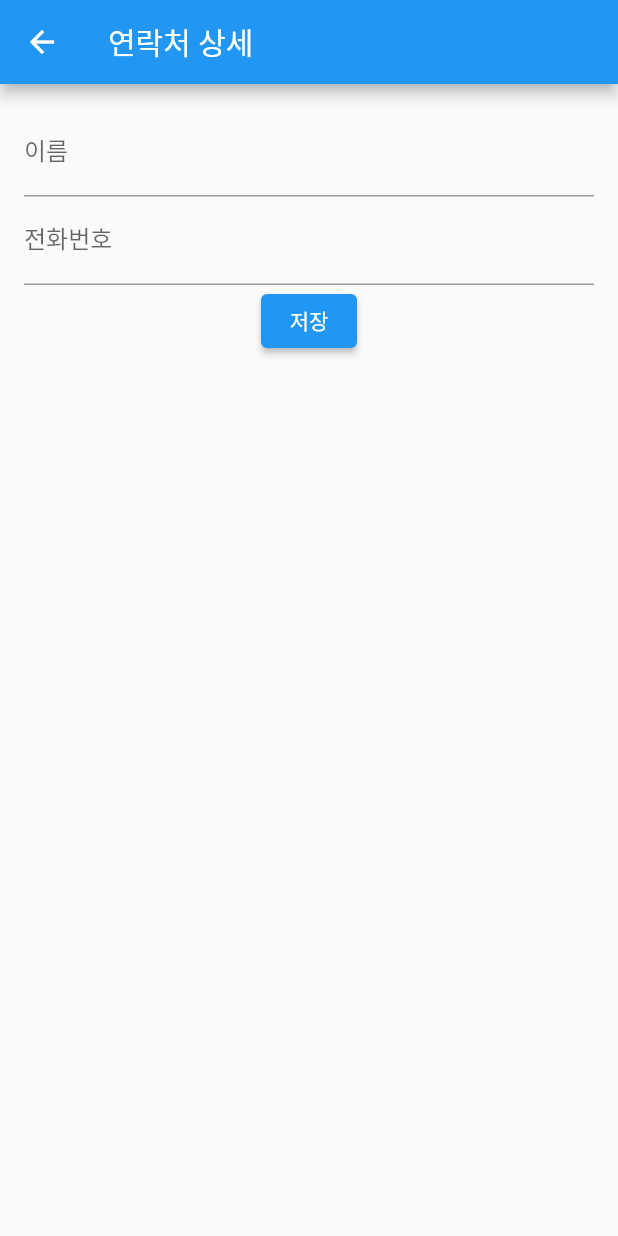
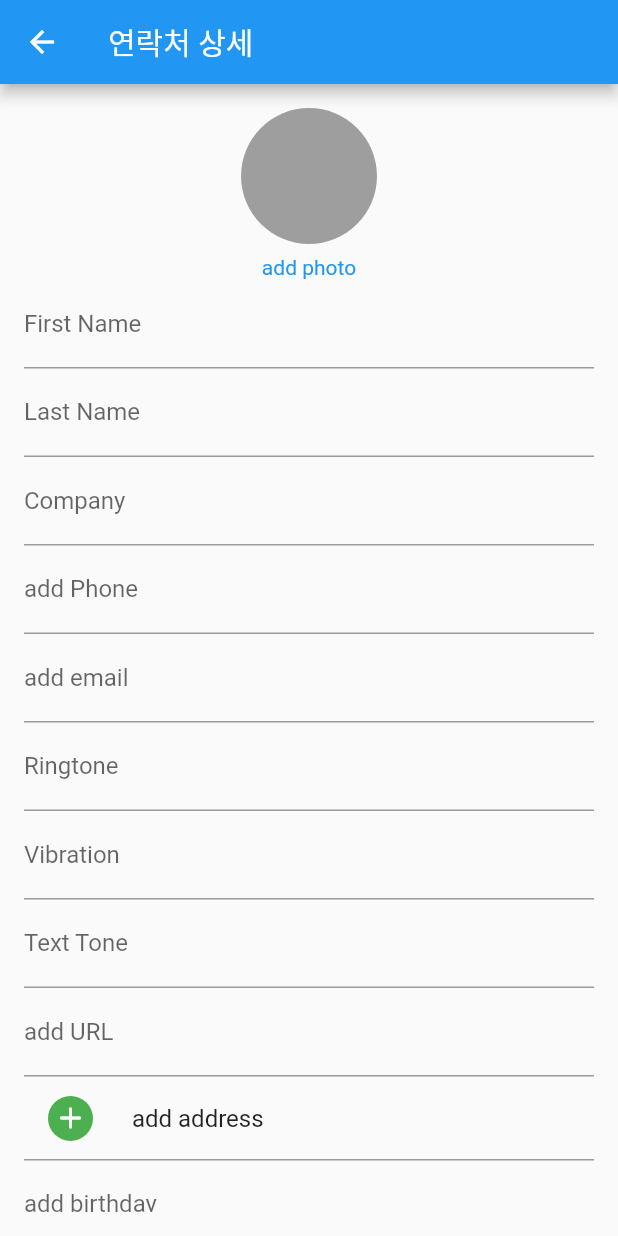
Before and after one commit to jinovative/Contacts, a Flutter app: the ContactDetailScreen screen opened directly, on a phone screen of 412 x 824 dp. Run offline on Flutter 3.47's test engine with Material 2 defaults, Android fonts, the phone set to English and light mode, and no system bars.

```diff
--- a/lib/screens/contact_detail_screen.dart
+++ b/lib/screens/contact_detail_screen.dart
@@ -1,6 +1,7 @@
 import 'package:flutter/material.dart';
 import 'package:provider/provider.dart';
 import 'package:contact/providers/contacts_provider.dart';
+
 
 class ContactDetailScreen extends StatefulWidget {
   final int? index;
@@ -14,7 +15,16 @@ class ContactDetailScreen extends StatefulWidget {
 
 class _ContactDetailScreenState extends State<ContactDetailScreen> {
   final TextEditingController nameController = TextEditingController();
-  final TextEditingController phoneController = TextEditingController(); // 전화번호 컨트롤러 추가
+  final TextEditingController phoneController = TextEditingController();
+  String? profileImage; // 프로필 이미지 URL
+  bool showAddressField = false; // 주소 필드 표시 여부
+
+  // 주소 필드 표시 함수
+  void _toggleAddressField() {
+    setState(() {
+      showAddressField = !showAddressField;
+    });
+  }
 
   @override
   void initState() {
@@ -26,30 +36,153 @@ class _ContactDetailScreenState extends State<ContactDetailScreen> {
     }
   }
 
+  void _updateProfileImage(String imageUrl) {
+    setState(() {
+      profileImage = imageUrl;
+    });
+  }
+
   @override
   Widget build(BuildContext context) {
     return Scaffold(
       appBar: AppBar(title: Text('연락처 상세')),
       body: Padding(
         padding: const EdgeInsets.all(16.0),
-        child: Column(
+        child: ListView(
           children: [
+            Center(
+              child: Column(
+                mainAxisAlignment: MainAxisAlignment.center,
+                children: [
+                  InkWell(
+                    onTap: () {
+                      // 이미지 선택 로직
+                    },
+                    customBorder: CircleBorder(), // 원 형태의 터치 영역
+                    child: Stack(
+                      alignment: Alignment.bottomRight,
+                      children: [
+                        Container(
+                          width: MediaQuery.of(context).size.width * 0.22, // 화면 폭의 22%
+                          height: MediaQuery.of(context).size.width * 0.22, // 화면 폭의 22%
+                          decoration: BoxDecoration(
+                            shape: BoxShape.circle,
+                            color: Colors.grey, // 원의 색상을 지정
+                          ),
+                        ),
+                      ],
+                    ),
+                  ),
+                  SizedBox(height: 8), // 원과 텍스트 사이의 간격 조절
+                  InkWell(
+                    onTap: () {
+                      // 이미지 선택 로직
+                    },
+                    child: Text(
+                      profileImage == null ? 'add photo' : 'edit photo',
+                      style: TextStyle(
+                        color: Colors.blue, // 텍스트 색상을 원과 동일하게 설정
+                        // 여기에 추가적인 스타일 속성을 추가할 수 있습니다.
+                      ),
+                    ),
+                  ),
+                ],
+              ),
+            ),
+
+
             TextField(
               controller: nameController,
-              decoration: InputDecoration(labelText: '이름'),
+              decoration: InputDecoration(labelText: 'First Name'),
             ),
             TextField(
-              controller: phoneController, // 전화번호 입력 필드
-              decoration: InputDecoration(labelText: '전화번호'),
+              decoration: InputDecoration(labelText: 'Last Name'),
             ),
+            TextField(
+              decoration: InputDecoration(labelText: 'Company'),
+            ),
+            TextField(
+              controller: phoneController,
+              decoration: InputDecoration(labelText: 'add Phone'),
+            ),
+            TextField(
+              decoration: InputDecoration(labelText: 'add email'),
+            ),
+            TextField(
+              decoration: InputDecoration(labelText: 'Ringtone'),
+            ),
+            TextField(
+              decoration: InputDecoration(labelText: 'Vibration'),
+            ),
+            TextField(
+              decoration: InputDecoration(labelText: 'Text Tone'),
+            ),
+            TextField(
+              decoration: InputDecoration(labelText: 'add URL'),
+            ),
+            Column(
+              children: [
+                ListTile(
+                  leading: GestureDetector(
+                    onTap: _toggleAddressField,
+                    child: Container(
+                      width: 30,
+                      height: 30,
+                      decoration: BoxDecoration(
+                        color: Colors.green,
+                        shape: BoxShape.circle,
+                      ),
+                      child: Icon(
+                        Icons.add_rounded,
+                        color: Colors.white,
+                      ),
+                    ),
+                  ),
+                  title: Text('add address'),
+                ),
+                AnimatedContainer(
+                  height: showAddressField ? 60 : 0, // 주소 필드 표시 여부에 따라 높이 조절
+                  duration: Duration(milliseconds: 300), // 애니메이션 지속 시간
+                  child: Align(
+                    alignment: Alignment.topCenter,
+                    child: TextField(
+                      decoration: InputDecoration(labelText: 'add address'),
+                    ),
+                  ),
+                ),
+                // 여기에 다른 카테고리를 계속해서 추가
+              ],
+            ),
+
+
+            TextField(
+              decoration: InputDecoration(labelText: 'add birthday'),
+            ),
+            TextField(
+              decoration: InputDecoration(labelText: 'add date'),
+            ),
+            TextField(
+              decoration: InputDecoration(labelText: 'add related name'),
+            ),
+            TextField(
+              decoration: InputDecoration(labelText: 'add social profile'),
+            ),
+            TextField(
+              decoration: InputDecoration(labelText: 'add instant message'),
+            ),
+            TextField(
+              decoration: InputDecoration(labelText: 'Notes'),
+            ),
+            TextField(
+              decoration: InputDecoration(labelText: 'add field'),
+            ),
+            // 여기에 추가 필드를 계속해서 추가
             ElevatedButton(
               onPressed: () {
                 final contactsProvider = Provider.of<ContactsProvider>(context, listen: false);
-                if (widget.index != null) {
-                  contactsProvider.updateContact(widget.index!, nameController.text, phoneController.text);
-                } else {
-                  contactsProvider.addContact(nameController.text, phoneController.text);
-                }
+                contactsProvider.addContact(nameController.text, phoneController.text); // 전화번호 저장
+
+                // 연락처 저장 후 이전 화면으로 돌아갑니다.
                 Navigator.pop(context);
               },
               child: Text('저장'),
--- a/lib/screens/dialer_screen.dart
+++ b/lib/screens/dialer_screen.dart
@@ -83,7 +83,7 @@ class _DialerScreenState extends State<DialerScreen> {
           Expanded(
             child: GridView.count(
               crossAxisCount: 3,
-              childAspectRatio: 1.5,
+              childAspectRatio: 2,
               children: List.generate(12, (index) {
                 return DialerButton(
                   text: index < 9 ? '${index + 1}' : index == 9 ? '*' : index == 10 ? '0' : '#',
@@ -155,8 +155,8 @@ class DialerButton extends StatelessWidget {
       onTap: onTap,
       customBorder: CircleBorder(),
       child: Container(
-        width: 80, // 버튼의 너비 설정
-        height: 80, // 버튼의 높이 설정
+        width: 50, // 버튼의 너비 설정
+        height: 50, // 버튼의 높이 설정
         decoration: BoxDecoration(
           color: Colors.grey[200],
           shape: BoxShape.circle,
```
Also changed, not shown: lib/screens/contacts_screen.dart (+21 -28 lines).
